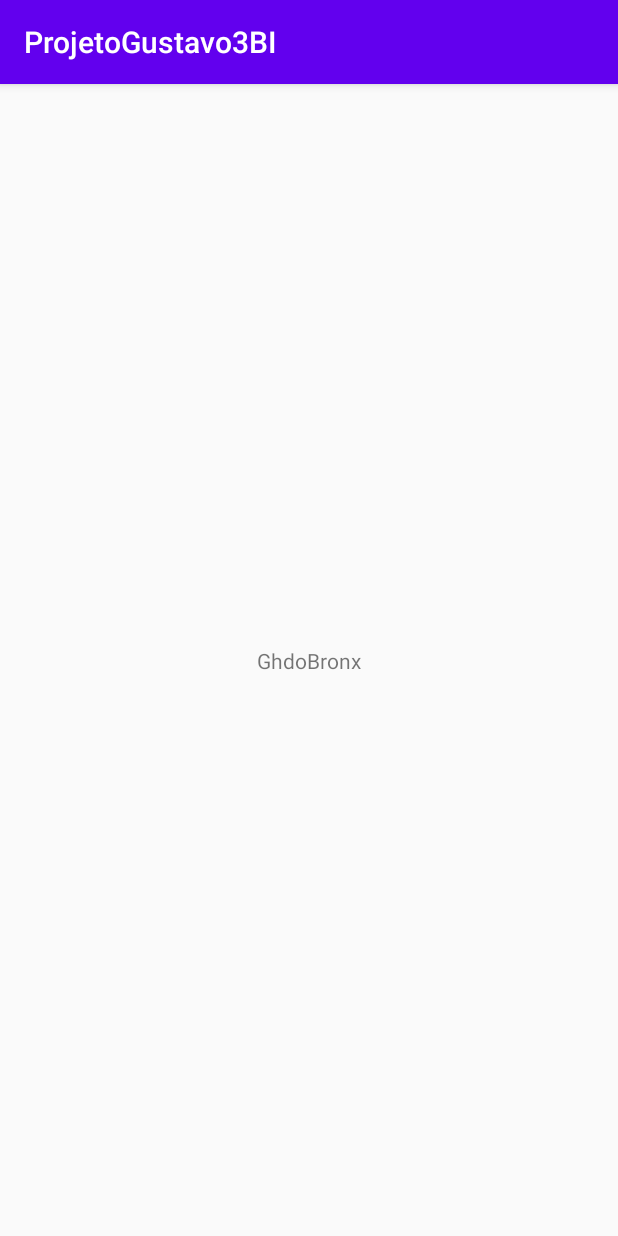
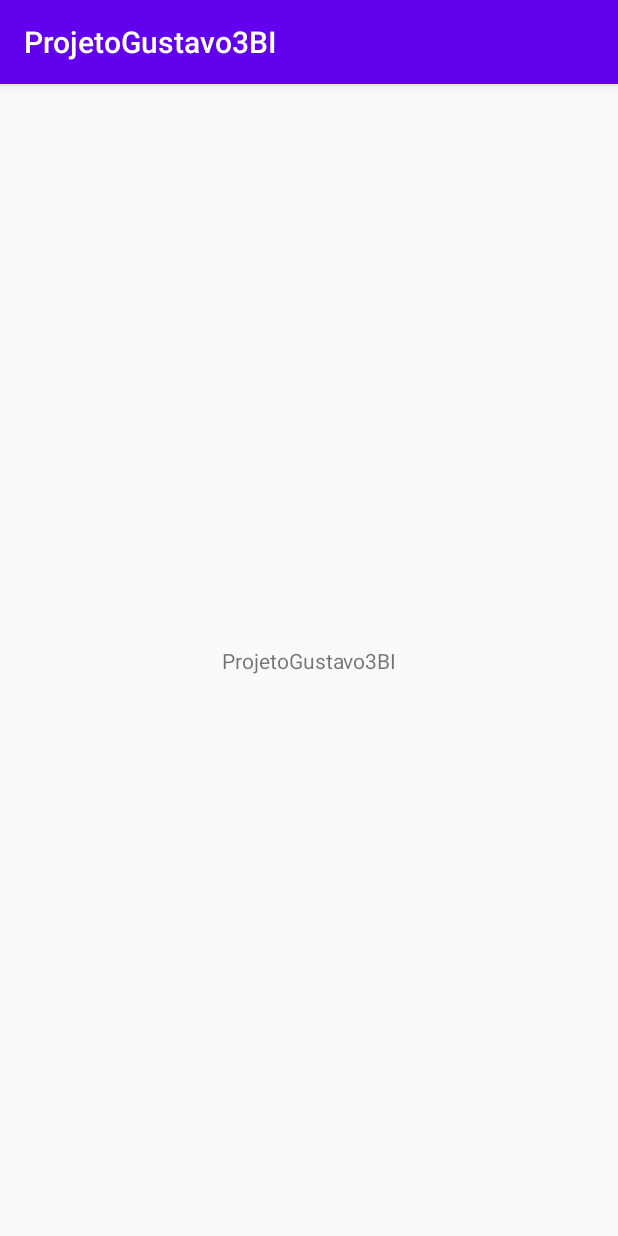
Before and after one commit to GustavoTeixeiraFmm/ProjetoGustavo3BI, an Android app: the screen it shows after launch (MainActivity), on a phone screen of 412 x 824 dp. Run offline under Robolectric (Android 15) with nearby library versions, the phone set to English and light mode, and no system bars.

```diff
--- a/app/src/main/res/layout/activity_main.xml
+++ b/app/src/main/res/layout/activity_main.xml
@@ -9,7 +9,7 @@
     <TextView
         android:layout_width="wrap_content"
         android:layout_height="wrap_content"
-        android:text="GhdoBronx"
+        android:text="@string/app_name"
         app:layout_constraintRight_toRightOf="parent"
         app:layout_constraintBottom_toBottomOf="parent"
         app:layout_constraintLeft_toLeftOf="parent"
```
